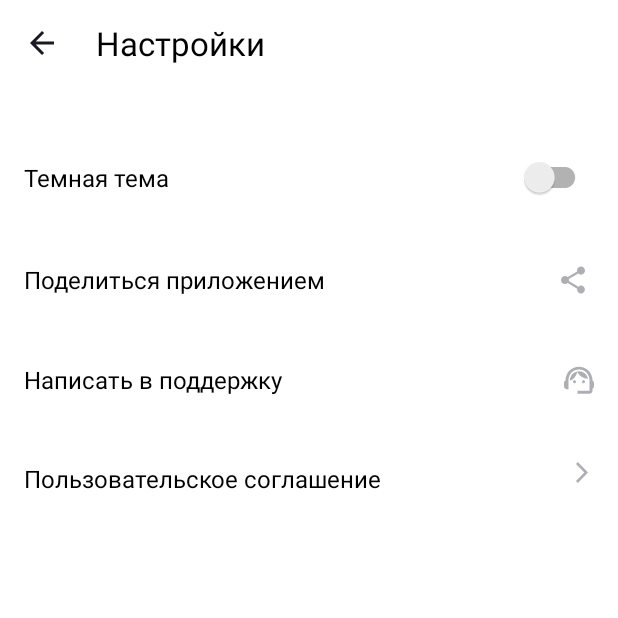
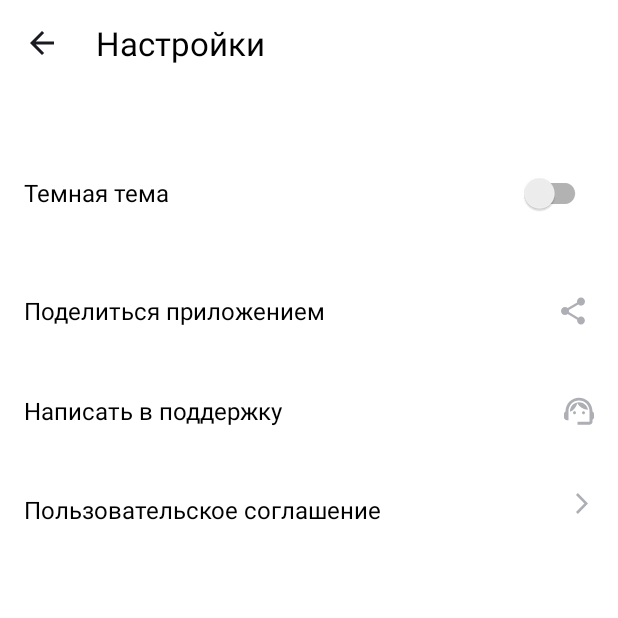
Before and after one commit to OlegQt/Yandex-Practicum_PlaylistMaker, an Android app: the ActivitySettings screen opened directly, with no data from a screen before it, on a phone screen of 412 x 824 dp, the top half of it. Run offline under Robolectric (Android 15) with nearby library versions, the phone set to English and light mode, and no system bars.

Commit message:
размер switch wrap_content

```diff
--- a/app/src/main/res/layout/activity_settings.xml
+++ b/app/src/main/res/layout/activity_settings.xml
@@ -58,7 +58,7 @@
 
         <androidx.appcompat.widget.SwitchCompat
             android:layout_width="wrap_content"
-            android:layout_height="19dp"
+            android:layout_height="wrap_content"
             android:layout_gravity="center_vertical" />
     </LinearLayout>
 
```
